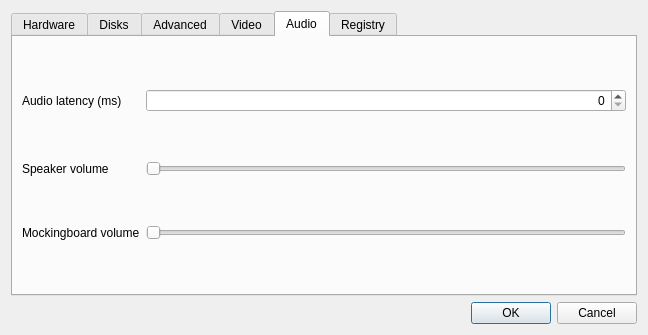
Qt form source/frontends/qt/preferences.ui (AppleWin/AppleWin) before a commit.
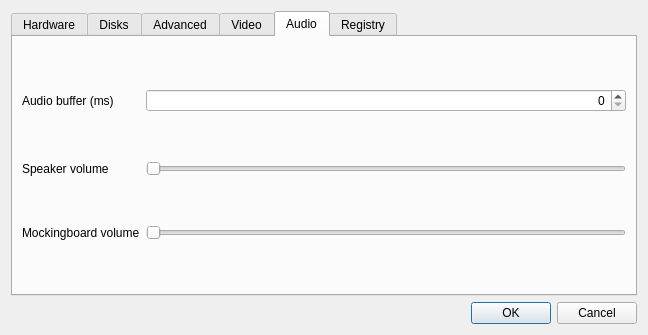
The same form after that commit. The open tabs and pages were chosen to show the change.

```diff
--- a/source/frontends/qt/preferences.ui
+++ b/source/frontends/qt/preferences.ui
@@ -652,7 +652,7 @@
        <item row="0" column="0">
         <widget class="QLabel" name="label_14">
          <property name="text">
-          <string>Audio latency (ms)</string>
+          <string>Audio buffer (ms)</string>
          </property>
         </widget>
        </item>
```
Left out of the diff: 5 changed lines with no effect on the pictures.
